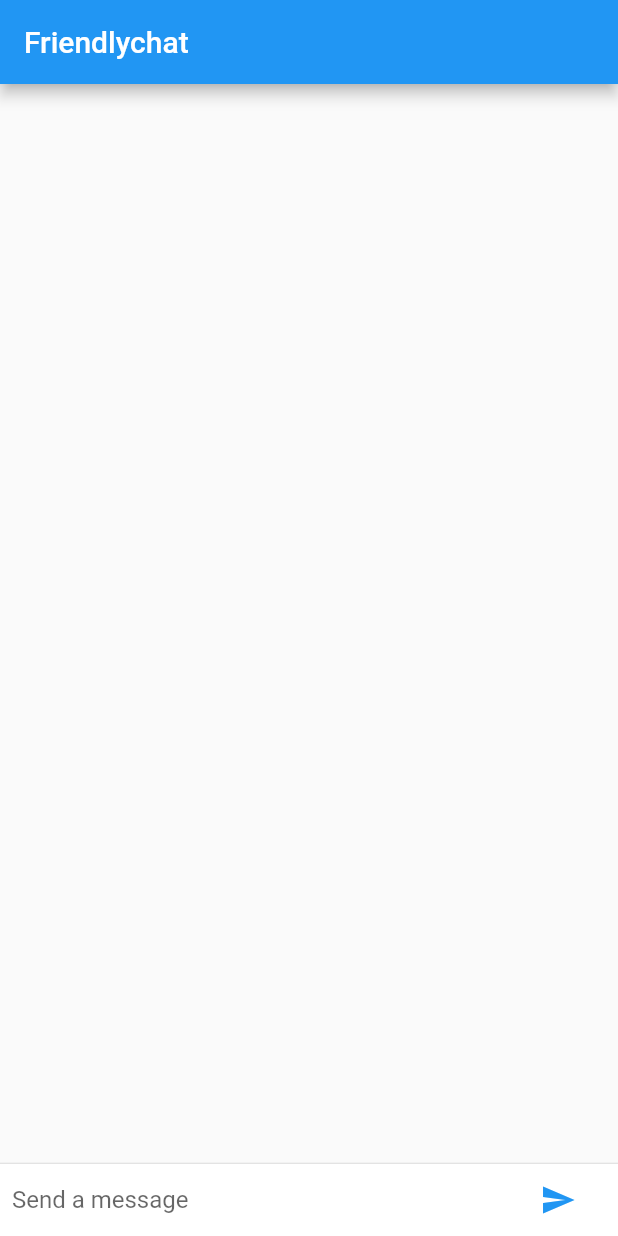
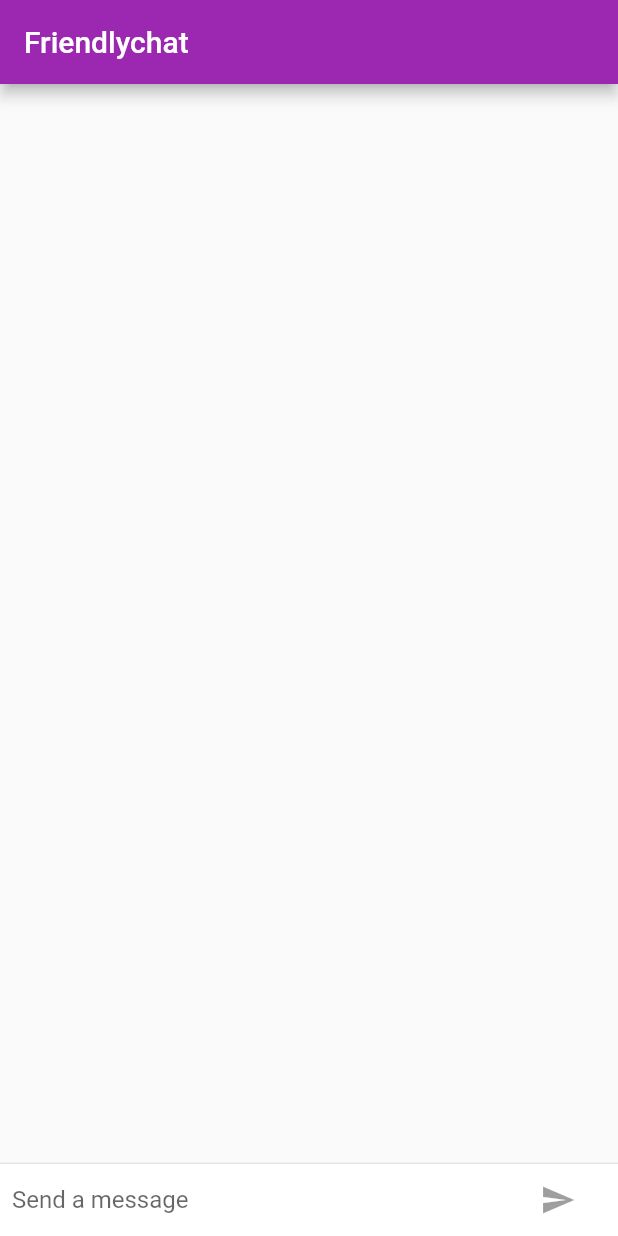
Before and after one commit to threetins/codelabs_animated_chat_demo, a Flutter app: the screen it shows after launch, on a phone screen of 412 x 824 dp. Run offline on Flutter 3.47's test engine with Material 2 defaults, Android fonts, the phone set to English and light mode, and no system bars.

Commit message:
Friendlychat

```diff
--- a/lib/main.dart
+++ b/lib/main.dart
@@ -1,5 +1,17 @@
 import 'package:flutter/material.dart';
+import 'package:flutter/foundation.dart';
+import 'package:flutter/cupertino.dart';
 
+final ThemeData kIOSTheme = new ThemeData(
+  primarySwatch: Colors.orange,
+  primaryColor: Colors.grey[100],
+  primaryColorBrightness: Brightness.light
+);
+
+final ThemeData kDefaultTheme = new ThemeData(
+  primarySwatch: Colors.purple,
+  accentColor: Colors.orangeAccent[400]
+);
 const String _name = "Peter Nuell";
 
 void main() {
@@ -10,7 +22,11 @@ class FriendlyChatApp extends StatelessWidget {
   @override
   Widget build(BuildContext context) {
     // TODO: implement build
-    return new MaterialApp(title: 'Friendlychat', home: new ChatScreen());
+    return new MaterialApp(
+        title: 'Friendlychat',
+        theme: defaultTargetPlatform == TargetPlatform.iOS ? kIOSTheme : kDefaultTheme,
+        home: new ChatScreen()
+    );
   }
 }
 
@@ -19,15 +35,27 @@ class ChatScreen extends StatefulWidget {
   State<StatefulWidget> createState() => new ChatScreenState();
 }
 
-class ChatScreenState extends State<ChatScreen> {
+class ChatScreenState extends State<ChatScreen> with TickerProviderStateMixin {
   final List<ChatMessage> _messages = <ChatMessage>[];
   final TextEditingController _textController = new TextEditingController();
+  bool _isComposing = false;
 
+  @override
+  void dispose() {
+    for (ChatMessage message in _messages) {
+      message.animationController.dispose();
+    }
+    super.dispose();
+  }
   @override
   Widget build(BuildContext context) {
     return new Scaffold(
-        appBar: new AppBar(title: new Text('Friendlychat')),
-        body: new Column(
+        appBar: new AppBar(
+            title: new Text('Friendlychat'),
+          elevation: Theme.of(context).platform == TargetPlatform.iOS ? 0.0 : 4.0,
+        ),
+        body: new Container(
+          child: new Column(
             children: <Widget>[
               new Flexible(
                   child: new ListView.builder(
@@ -45,16 +73,36 @@ class ChatScreenState extends State<ChatScreen> {
                 child: _buildTextComposer()
               )
             ]
+          ),
+          decoration: Theme.of(context).platform == TargetPlatform.iOS ?
+              new BoxDecoration(
+                border: new Border(
+                  top: new BorderSide(color: Colors.grey[200])
+                )
+              ) :
+              null
         )
     );
   }
 
   void _handleSubmitted(String text) {
+
     _textController.clear();
-    ChatMessage message = new ChatMessage(text: text);
+    setState(() {
+      _isComposing = false;
+    });
+
+    ChatMessage message = new ChatMessage(
+        text: text,
+      animationController: new AnimationController(
+        duration: new Duration(milliseconds: 700),
+          vsync: this
+      ),
+    );
     setState(() {
       _messages.insert(0, message);
     });
+    message.animationController.forward();
   }
 
   Widget _buildTextComposer() {
@@ -67,6 +115,11 @@ class ChatScreenState extends State<ChatScreen> {
                   new Flexible(
                       child: new TextField(
                           controller: _textController,
+                          onChanged: (String text) {
+                            setState(() {
+                              _isComposing = text.length > 0;
+                            });
+                          },
                           onSubmitted: _handleSubmitted,
                           decoration: new InputDecoration.collapsed(
                               hintText: "Send a message"
@@ -75,9 +128,18 @@ class ChatScreenState extends State<ChatScreen> {
                   ),
                   new Container(
                       margin: EdgeInsets.symmetric(horizontal: 8.0),
-                      child: new IconButton(
+                      child: Theme.of(context).platform == TargetPlatform.iOS ?
+                          new CupertinoButton(
+                              child: new Text("Send"),
+                              onPressed: _isComposing ?
+                                  () => _handleSubmitted(_textController.text) :
+                                  null
+                          ) :
+                          new IconButton(
                               icon: new Icon(Icons.send),
-                          onPressed: () => _handleSubmitted(_textController.text)
+                              onPressed: _isComposing ?
+                                  () => _handleSubmitted(_textController.text) :
+                                  null
                           )
                   )
                 ]
@@ -89,11 +151,17 @@ class ChatScreenState extends State<ChatScreen> {
 
 class ChatMessage extends StatelessWidget {
 
-  ChatMessage({this.text});
+  ChatMessage({this.text, this.animationController});
   final String text;
+  final AnimationController animationController;
+
   @override
   Widget build(BuildContext context) {
-    return new Container(
+
+    return new SizeTransition(
+        sizeFactor: new CurvedAnimation(parent: animationController, curve: Curves.easeOut),
+      axisAlignment: 0.0,
+      child: new Container(
         margin: const EdgeInsets.symmetric(vertical: 10.0),
         child: new Row(
           crossAxisAlignment: CrossAxisAlignment.start,
@@ -102,7 +170,8 @@ class ChatMessage extends StatelessWidget {
               margin: const EdgeInsets.only(right: 16.0),
               child: new CircleAvatar(child: new Text(_name[0]))
             ),
-          new Column(
+            new Expanded(
+              child: new Column(
                 crossAxisAlignment: CrossAxisAlignment.start,
                 children: <Widget>[
                   new Text(_name, style: Theme.of(context).textTheme.subhead),
@@ -111,8 +180,10 @@ class ChatMessage extends StatelessWidget {
                       child: new Text(text)
                   )
                 ]
+              ),
             )
           ]
+        )
       )
     );
   }
```
Also changed, not shown: pubspec.lock, 1 other file. Lines whose indentation alone changed are shown as unchanged.
